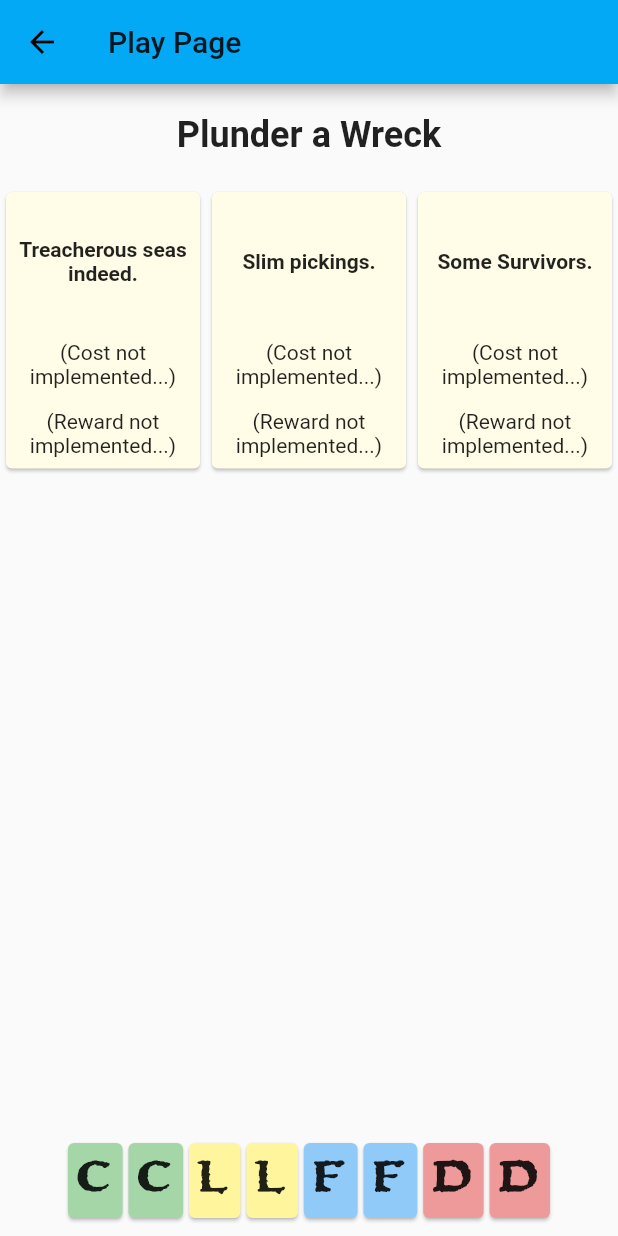
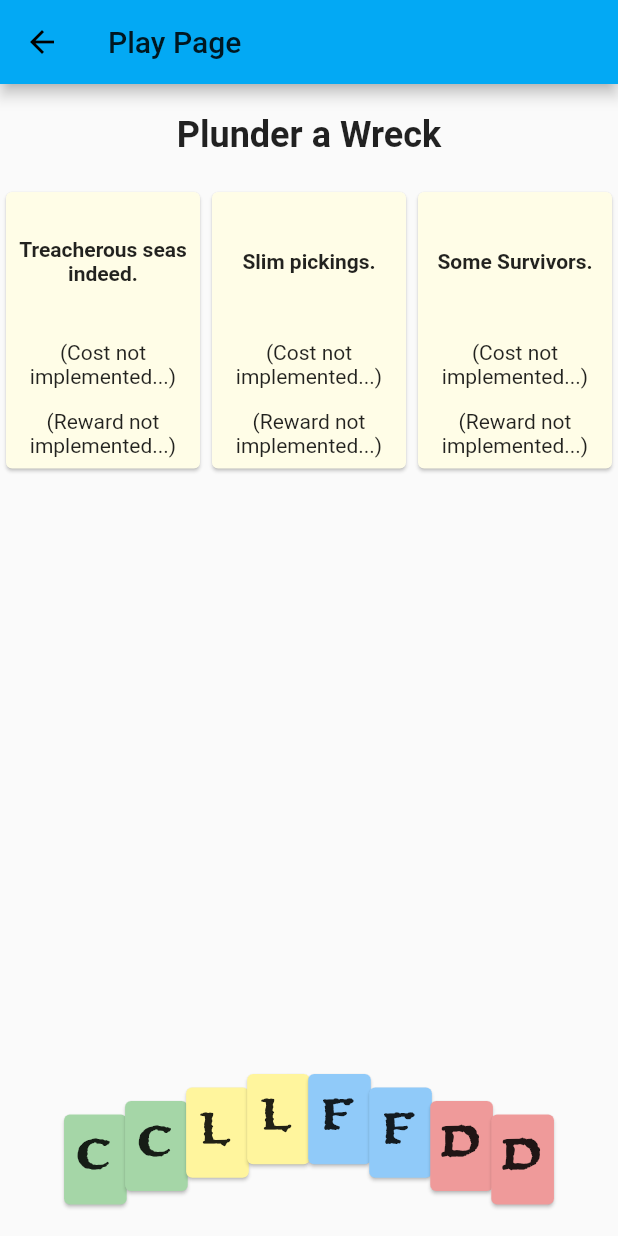
Before and after one commit to kilikfan/treasure, a Flutter app: the PlayPage screen opened directly, on a phone screen of 412 x 824 dp. Run offline on Flutter 3.47's test engine with Material 2 defaults, Android fonts, the phone set to English and light mode, and no system bars.

Commit message:
Use a stack to stop player hand overflow

```diff
--- a/lib/screens/play/play.dart
+++ b/lib/screens/play/play.dart
@@ -69,6 +69,7 @@ class _PlayPageState extends State<PlayPage> {
               height: (MediaQuery.of(context).size.height) * 0.2,
             ),
             Container(
+              height: (MediaQuery.of(context).size.height) * 0.2,
               padding: EdgeInsets.fromLTRB(0, 10, 0, 10),
               child: PlayerHand(gameState.playerHand),
             ),
--- a/lib/screens/play/player_hand.dart
+++ b/lib/screens/play/player_hand.dart
@@ -1,20 +1,45 @@
 import 'package:flutter/material.dart';
+import 'dart:math';
 
 import 'package:treasure_of_the_high_seas/model/hand.dart';
 import './resource_card.dart';
 
 class PlayerHand extends StatelessWidget {
+  final int maxCardsBeforeOverlapping = 7;
   final Hand hand;
 
   PlayerHand(this.hand);
 
+  double _getCardXAlignment(int index) {
+    return (2 / (max(hand.cards.length, maxCardsBeforeOverlapping) + 1)) * (index - ((hand.cards.length - 1) / 2));
+  }
+
   @override
   Widget build(BuildContext context) {
+    /*
     return Row(
       children: <Widget>[
         for (var card in hand.cards) ResourceCard(card)
       ],
       mainAxisAlignment: MainAxisAlignment.center,
     );
+    */
+    List<Widget> resourceCards = hand.cards.asMap().map((i, card) {
+
+      return MapEntry(i,
+        Align(
+          alignment: Alignment(_getCardXAlignment(i), _getCardXAlignment(i).abs()),
+          child: SizedBox(
+            width: (MediaQuery.of(context).size.width) / (maxCardsBeforeOverlapping + 2),
+            height: ((MediaQuery.of(context).size.width) / (maxCardsBeforeOverlapping + 2)) * 1.4,
+            child: ResourceCard(card)
+          ),
+        )
+      );
+    }).values.toList();
+
+    return Stack(
+      children: resourceCards
+    );
   }
 }
```
